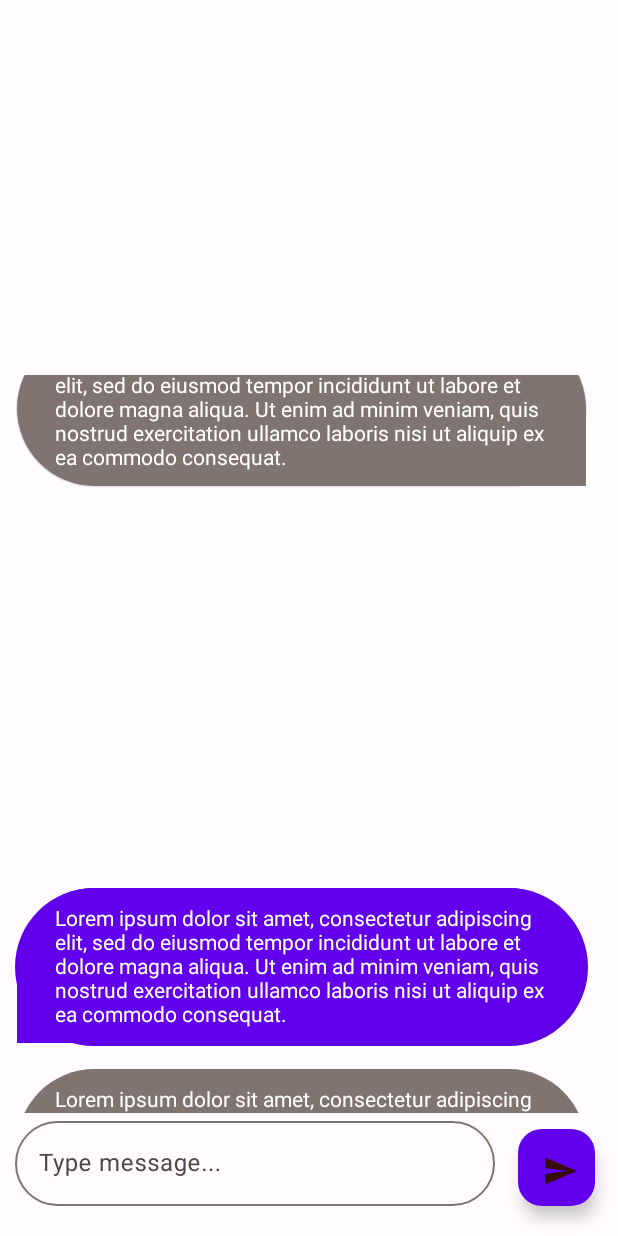
After one commit to slowburn-404/StudentAssistant, an Android app: the layout fragment_chat.xml on its own in the app's theme, with its tools: preview values and no code run, on a phone screen of 412 x 824 dp. The commit adds this screen. Run offline under Robolectric (Android 15) with nearby library versions, the phone set to English and light mode, and no system bars.

Commit message:
added recycler view to chat page/layout

```diff
--- a/app/build.gradle
+++ b/app/build.gradle
@@ -47,6 +47,8 @@ dependencies {
     implementation 'androidx.lifecycle:lifecycle-viewmodel-ktx:2.5.0'
     //firebase authentication
     implementation 'com.google.firebase:firebase-auth:21.0.6'
+    implementation 'com.google.firebase:firebase-database-ktx:20.0.5'
+    implementation 'com.google.firebase:firebase-firestore-ktx:24.2.0'
     testImplementation 'junit:junit:4.13.2'
     androidTestImplementation 'androidx.test.ext:junit:1.1.3'
     androidTestImplementation 'androidx.test.espresso:espresso-core:3.4.0'
--- /dev/null
+++ b/app/src/main/java/com/boris/studentassistant/ChatFragment.kt
@@ -0,0 +1,31 @@
+package com.boris.studentassistant
+
+import android.os.Bundle
+import androidx.fragment.app.Fragment
+import android.view.LayoutInflater
+import android.view.View
+import android.view.ViewGroup
+import com.boris.studentassistant.databinding.FragmentChatBinding
+
+class ChatFragment : Fragment() {
+
+    private var _binding: FragmentChatBinding? = null
+    private val binding get() = _binding!!
+
+    override fun onCreateView(
+        inflater: LayoutInflater, container: ViewGroup?,
+        savedInstanceState: Bundle?
+    ): View {
+        // Inflate the layout for this fragment
+        _binding = FragmentChatBinding.inflate(inflater, container, false)
+
+
+
+        return binding.root
+    }
+
+    override fun onDestroyView() {
+        super.onDestroyView()
+        _binding = null
+    }
+}
--- a/app/src/main/java/com/boris/studentassistant/LogInActivity.kt
+++ b/app/src/main/java/com/boris/studentassistant/LogInActivity.kt
@@ -23,14 +23,27 @@ class LogInActivity : AppCompatActivity() {
 
         sAuth = FirebaseAuth.getInstance()
 
-        binding.btLogInPage.setOnClickListener {
-
+        //fetch user entry
         val email = binding.textInputEditTextEmailLogIn.text.toString()
         val passwd = binding.textInputEditTextPasswordLogIn.text.toString()
 
+        //sign in user when button is tapped
+        binding.btLogInPage.setOnClickListener {
+                userLogIn(email, passwd)
+        }
+        binding.textSignUp.setOnClickListener {
+            val intent = Intent(this, SignUpActivity::class.java)
+            startActivity(intent)
+            finish()
+        }
+    }
+    private fun userLogIn(email: String, passwd: String){
+
+        //check for empty fields
         if (email.isNotEmpty() && passwd.isNotEmpty()) {
             sAuth.signInWithEmailAndPassword(email, passwd).addOnCompleteListener {
                 if (it.isSuccessful) {
+                    //open main activity once auth is successful
                     val intent = Intent(this, MainActivity::class.java)
                     startActivity(intent)
                 } else {
@@ -38,9 +51,7 @@ class LogInActivity : AppCompatActivity() {
                 }
             }
         } else {
-                Toast.makeText(this, "Email and Password cannot be empty.", Toast.LENGTH_SHORT)
-                    .show()
-            }
+            Toast.makeText(this, "Email and Password cannot be empty.", Toast.LENGTH_SHORT).show()
         }
     }
 
--- a/app/src/main/java/com/boris/studentassistant/SignUpActivity.kt
+++ b/app/src/main/java/com/boris/studentassistant/SignUpActivity.kt
@@ -6,12 +6,17 @@ import android.os.Bundle
 import android.widget.Toast
 import com.boris.studentassistant.databinding.ActivitySignUpBinding
 import com.google.firebase.auth.FirebaseAuth
+import com.google.firebase.database.DatabaseReference
+import com.google.firebase.database.FirebaseDatabase
+import com.google.firebase.firestore.auth.User
 
 class SignUpActivity : AppCompatActivity() {
 
     private lateinit var binding: ActivitySignUpBinding
 
     private lateinit var sAuth: FirebaseAuth
+
+    private lateinit var sADBRef: DatabaseReference
 
     override fun onCreate(savedInstanceState: Bundle?) {
         super.onCreate(savedInstanceState)
@@ -20,21 +25,39 @@ class SignUpActivity : AppCompatActivity() {
 
         supportActionBar?.hide()
 
+        //initialise firebase
         sAuth = FirebaseAuth.getInstance()
 
+        //perform signup on button tap
         binding.btSignUp.setOnClickListener {
+            //fetch user input
             val email = binding.textInputEditTextEmail.text.toString()
             val passwd = binding.textInputEditTextPassword.text.toString()
             val confirmpasswd = binding.textInputEditTextConfirmPassword.text.toString()
 
+            userSignUP(email, passwd, confirmpasswd)
+        }
+        binding.textLogIn.setOnClickListener {
+            val intent = Intent(this, LogInActivity::class.java)
+            startActivity(intent)
+            finish()
+        }
+    }
+    private fun userSignUP(email: String, passwd: String, confirmpasswd: String){
+        //check if fields are empty
         if(email.isNotEmpty() && passwd.isNotEmpty() && confirmpasswd.isNotEmpty()){
+            //check if passwords match
             if(passwd == confirmpasswd){
                 sAuth.createUserWithEmailAndPassword(email, passwd).addOnCompleteListener {
                     if (it.isSuccessful){
+                        //add user to database
+                        addUserToDB(email, sAuth.currentUser?.uid!!)
+
                         Toast.makeText(this, "Account created successfully", Toast.LENGTH_SHORT).show()
+                        //move to log in activity if signup is successful
                         val intent = Intent(this, LogInActivity::class.java)
                         startActivity(intent)
-
+                        finish()
                     }else{
                         Toast.makeText(this, it.exception.toString(), Toast.LENGTH_SHORT).show()
                     }
@@ -46,6 +69,13 @@ class SignUpActivity : AppCompatActivity() {
         } else{
             Toast.makeText(this, "Email and Password cannot be empty.", Toast.LENGTH_SHORT).show()
         }
+
+    }
+
+    private fun addUserToDB(email: String, uid: String){
+        sADBRef = FirebaseDatabase.getInstance().reference
+
+        sADBRef.child("Students").child(uid).setValue(User(email, uid))
+
     }
 }
-}
--- /dev/null
+++ b/app/src/main/res/drawable/bg_receive_message.xml
@@ -0,0 +1,56 @@
+<?xml version="1.0" encoding="utf-8"?>
+<layer-list xmlns:android="http://schemas.android.com/apk/res/android">
+
+    <!--Shadow Layer-->
+
+
+    <item android:right="10dp">
+        <shape android:shape="rectangle">
+            <corners android:radius="100dp" />
+            <padding
+                android:bottom="1px"
+                android:left="1px"
+                android:right="1px" />
+            <solid android:color="@color/md_theme_light_primary" />
+        </shape>
+    </item>
+
+    <!--===============-->
+
+
+    <item android:right="10dp">
+        <shape android:shape="rectangle">
+            <corners android:radius="100dp" />
+            <padding android:bottom="1px" />
+            <solid android:color="#09000000" />
+        </shape>
+    </item>
+
+    <!--===============-->
+
+
+    <item android:right="10dp">
+        <shape android:shape="rectangle">
+            <corners android:radius="100dp" />
+            <padding
+                android:bottom="1px"
+                android:left="1px"
+                android:right="1px" />
+            <solid android:color="#10000000" />
+        </shape>
+    </item>
+
+    <!--===============-->
+
+
+    <!--ForeGround-->
+
+
+    <item android:right="10dp">
+        <shape android:shape="rectangle">
+            <solid android:color="@color/md_theme_light_primary" />
+            <corners android:bottomLeftRadius="0dp" android:radius="100dp" />
+        </shape>
+    </item>
+
+</layer-list>
--- /dev/null
+++ b/app/src/main/res/drawable/bg_send_message.xml
@@ -0,0 +1,56 @@
+<?xml version="1.0" encoding="utf-8"?>
+<layer-list xmlns:android="http://schemas.android.com/apk/res/android">
+
+    <!--Shadow Layer-->
+
+
+    <item android:right="10dp">
+        <shape android:shape="rectangle">
+            <corners android:radius="100dp" />
+            <padding
+                android:bottom="1px"
+                android:left="1px"
+                android:right="1px" />
+            <solid android:color="#01000000" />
+        </shape>
+    </item>
+
+    <!--===============-->
+
+
+    <item android:right="10dp">
+        <shape android:shape="rectangle">
+            <corners android:radius="100dp" />
+            <padding android:bottom="1px" />
+            <solid android:color="#09000000" />
+        </shape>
+    </item>
+
+    <!--===============-->
+
+
+    <item android:right="10dp">
+        <shape android:shape="rectangle">
+            <corners android:radius="100dp" />
+            <padding
+                android:bottom="1px"
+                android:left="1px"
+                android:right="1px" />
+            <solid android:color="#10000000" />
+        </shape>
+    </item>
+
+    <!--===============-->
+
+
+    <!--ForeGround-->
+
+
+    <item android:right="10dp">
+        <shape android:shape="rectangle">
+            <solid android:color="@color/md_theme_light_outline" />
+            <corners android:bottomRightRadius="0dp" android:radius="100dp" />
+        </shape>
+    </item>
+
+</layer-list>
--- /dev/null
+++ b/app/src/main/res/drawable/ic_baseline_send_24.xml
@@ -0,0 +1,5 @@
+<vector android:autoMirrored="true" android:height="24dp"
+    android:tint="#000000" android:viewportHeight="24"
+    android:viewportWidth="24" android:width="24dp" xmlns:android="http://schemas.android.com/apk/res/android">
+    <path android:fillColor="@android:color/white" android:pathData="M2.01,21L23,12 2.01,3 2,10l15,2 -15,2z"/>
+</vector>
--- a/app/src/main/res/layout/activity_log_in.xml
+++ b/app/src/main/res/layout/activity_log_in.xml
@@ -97,5 +97,15 @@
         android:textStyle="bold"
         tools:ignore="DuplicateSpeakableTextCheck" />
 
+    <TextView
+        android:id="@+id/textSignUp"
+        android:layout_width="wrap_content"
+        android:layout_height="wrap_content"
+        android:layout_below="@id/bt_log_in_page"
+        android:layout_centerHorizontal="true"
+        android:layout_marginTop="10dp"
+        android:text="@string/redirect_signup_page"
+        android:textStyle="bold" />
+
 
 </RelativeLayout>
--- a/app/src/main/res/layout/activity_sign_up.xml
+++ b/app/src/main/res/layout/activity_sign_up.xml
@@ -124,7 +124,7 @@
         android:layout_below="@id/textInputLayoutConfirmPassword"
         android:layout_marginStart="42dp"
         android:layout_marginLeft="42dp"
-        android:layout_marginTop="20dp"
+        android:layout_marginTop="10dp"
         android:layout_marginEnd="42dp"
         android:layout_marginRight="42dp"
         android:text="@string/sign_up"
@@ -132,5 +132,15 @@
         android:textStyle="bold"
         tools:ignore="DuplicateSpeakableTextCheck" />
 
+    <TextView
+        android:id="@+id/textLogIn"
+        android:layout_width="wrap_content"
+        android:layout_height="wrap_content"
+        android:layout_below="@id/bt_sign_up"
+        android:layout_centerHorizontal="true"
+        android:layout_marginTop="10dp"
+        android:text="@string/redirect_login_page"
+        android:textStyle="bold" />
+
 
 </RelativeLayout>
--- /dev/null
+++ b/app/src/main/res/layout/fragment_chat.xml
@@ -0,0 +1,55 @@
+<?xml version="1.0" encoding="utf-8"?>
+<RelativeLayout xmlns:android="http://schemas.android.com/apk/res/android"
+    xmlns:app="http://schemas.android.com/apk/res-auto"
+    xmlns:tools="http://schemas.android.com/tools"
+    android:layout_width="match_parent"
+    android:layout_height="match_parent"
+    tools:context=".ChatFragment">
+
+    <androidx.recyclerview.widget.RecyclerView
+        android:id="@+id/RecyclerViewChat"
+        android:layout_width="match_parent"
+        android:layout_height="wrap_content"
+        android:orientation="vertical"
+        app:layoutManager="androidx.recyclerview.widget.LinearLayoutManager"
+        app:stackFromEnd="true"
+        tools:itemCount="2"
+        tools:listitem="@layout/messages"
+        android:layout_above="@id/textInputLayoutTypeMessage"/>
+
+    <com.google.android.material.textfield.TextInputLayout
+        android:id="@+id/textInputLayoutTypeMessage"
+        style="@style/Widget.Material3.TextInputLayout.OutlinedBox"
+        android:layout_width="320dp"
+        android:layout_height="wrap_content"
+        android:layout_alignParentBottom="true"
+        android:layout_marginStart="10dp"
+        android:layout_marginBottom="20dp"
+        app:boxCornerRadiusBottomEnd="50dp"
+        app:boxCornerRadiusBottomStart="50dp"
+        app:boxCornerRadiusTopEnd="50dp"
+        app:boxCornerRadiusTopStart="50dp">
+
+        <com.google.android.material.textfield.TextInputEditText
+            android:id="@+id/textInputEditTextTypeMessage"
+            style="@style/Widget.Material3.TextInputEditText.OutlinedBox"
+            android:layout_width="match_parent"
+            android:layout_height="wrap_content"
+            android:hint="@string/type_message" />
+    </com.google.android.material.textfield.TextInputLayout>
+
+
+    <com.google.android.material.floatingactionbutton.FloatingActionButton
+        android:id="@+id/floatingActionButtonSendMessage"
+        android:layout_width="wrap_content"
+        android:layout_height="wrap_content"
+        android:layout_alignParentEnd="true"
+        android:layout_alignParentBottom="true"
+        android:layout_marginStart="15dp"
+        android:layout_marginEnd="15dp"
+        android:layout_marginBottom="20dp"
+        android:layout_toEndOf="@id/textInputLayoutTypeMessage"
+        android:src="@drawable/ic_baseline_send_24"
+        app:backgroundTint="@color/md_theme_light_primary"
+        tools:ignore="SpeakableTextPresentCheck" />
+</RelativeLayout>
--- /dev/null
+++ b/app/src/main/res/layout/messages.xml
@@ -0,0 +1,57 @@
+<?xml version="1.0" encoding="utf-8"?>
+<RelativeLayout xmlns:android="http://schemas.android.com/apk/res/android"
+    android:layout_width="match_parent"
+    android:layout_height="match_parent">
+
+    <RelativeLayout
+        android:id="@+id/layout_receive"
+        android:layout_width="wrap_content"
+        android:layout_height="wrap_content"
+        android:layout_margin="10dp"
+        android:layout_marginStart="15dp"
+        android:layout_marginTop="15dp"
+        android:layout_marginEnd="15dp"
+        android:layout_marginBottom="15dp"
+        android:background="@drawable/bg_receive_message"
+        android:gravity="center">
+
+        <TextView
+            android:id="@+id/textReceiveMessage"
+            android:layout_width="381dp"
+            android:layout_height="wrap_content"
+            android:layout_marginStart="25dp"
+            android:layout_marginTop="10dp"
+            android:layout_marginEnd="25dp"
+            android:layout_marginBottom="10dp"
+            android:text="@string/intro_description"
+            android:textColor="@color/md_theme_light_onPrimary"
+            android:textSize="14sp" />
+    </RelativeLayout>
+
+    <RelativeLayout
+        android:id="@+id/layout_send"
+        android:layout_width="wrap_content"
+        android:layout_height="wrap_content"
+        android:layout_below="@id/layout_receive"
+        android:layout_marginStart="10dp"
+        android:layout_marginTop="5dp"
+        android:layout_marginEnd="10dp"
+        android:layout_marginBottom="10dp"
+        android:background="@drawable/bg_send_message"
+        android:gravity="center">
+
+        <TextView
+            android:id="@+id/textSendMessage"
+            android:layout_width="wrap_content"
+            android:layout_height="wrap_content"
+            android:layout_marginStart="25dp"
+            android:layout_marginTop="10dp"
+            android:layout_marginEnd="25dp"
+            android:layout_marginBottom="10dp"
+            android:text="@string/intro_description"
+            android:textColor="@color/md_theme_light_onPrimary"
+            android:textSize="14sp">
+
+        </TextView>
+    </RelativeLayout>
+</RelativeLayout>
--- a/app/src/main/res/values/strings.xml
+++ b/app/src/main/res/values/strings.xml
@@ -29,7 +29,9 @@
     <!-- Strings related to login -->
     <string name="prompt_email">Email</string>
     <string name="prompt_password">Password</string>
-    <string name="action_sign_in">Sign in or register</string>
+    <string name="redirect_login_page">Already have and Account? Log In</string>
+    <string name="redirect_signup_page">No account? Register</string>
+    <string name="type_message">Type message...</string>
     <string name="action_sign_in_short">Sign in</string>
     <string name="invalid_username">Not a valid username</string>
     <string name="invalid_password">Password must be >5 characters</string>
```
Lines whose indentation alone changed are shown as unchanged.
